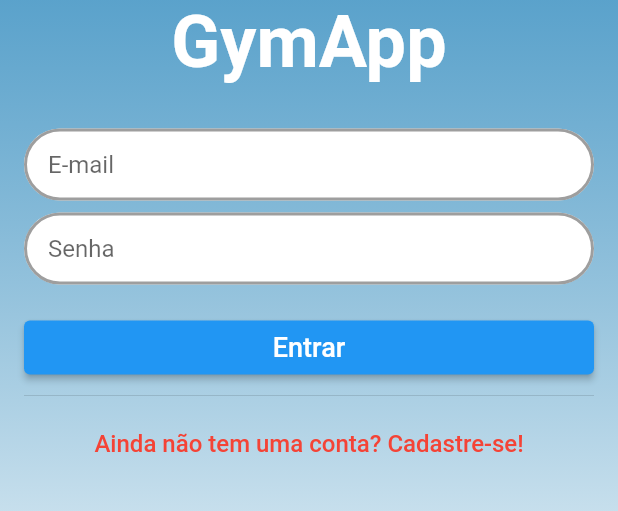
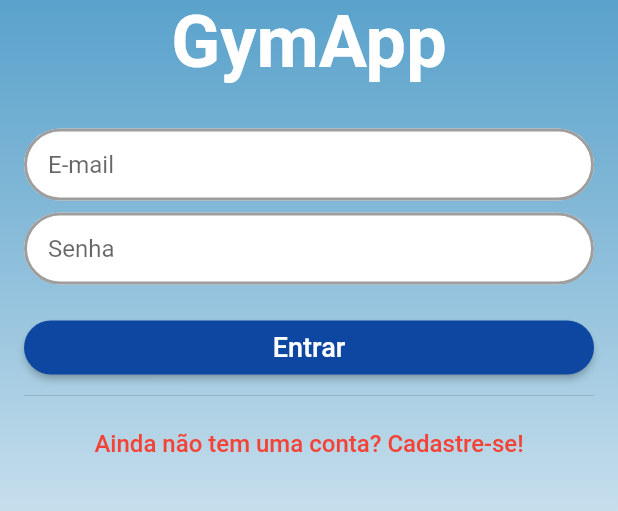
Before and after one commit to Elisvan-araujo/test-git, a Flutter app: the screen it shows after launch, on a phone screen of 412 x 824 dp, the part 506-1017 px from its top. Run offline on Flutter 3.47's test engine with Material 2 defaults, Android fonts, the phone set to English and light mode, and no system bars; our stand-ins replace firebase_auth, firebase_core; accounts and stored records are empty; generated files the repository leaves out were written again.

Commit message:
Alterei o botão de logar

```diff
--- a/lib/screens/autenticacao_tela.dart
+++ b/lib/screens/autenticacao_tela.dart
@@ -122,6 +122,16 @@ class _AutenticacaoTelaState extends State<AutenticacaoTela> {
                       ),
                       const SizedBox(height: 10),
                       ElevatedButton(
+                        style: ButtonStyle(
+                          backgroundColor: MaterialStatePropertyAll(
+                            Colors.blue.shade900,
+                          ),
+                          shape: MaterialStateProperty.all(
+                            RoundedRectangleBorder(
+                              borderRadius: BorderRadius.circular(20),
+                            ),
+                          ),
+                        ),
                         onPressed: () {
                           botaoPrincipalClicado();
                         },
```
Also changed, not shown: 1 other file.
